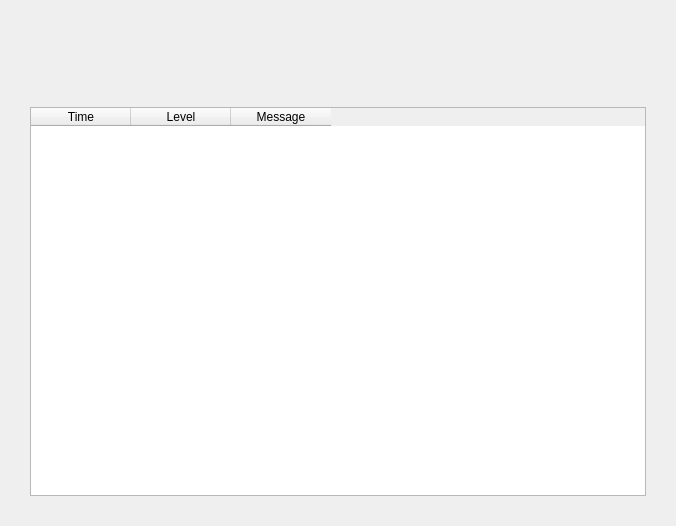
0xkobe/mwc-wallet, file windows/x_events.ui: the form before one commit.
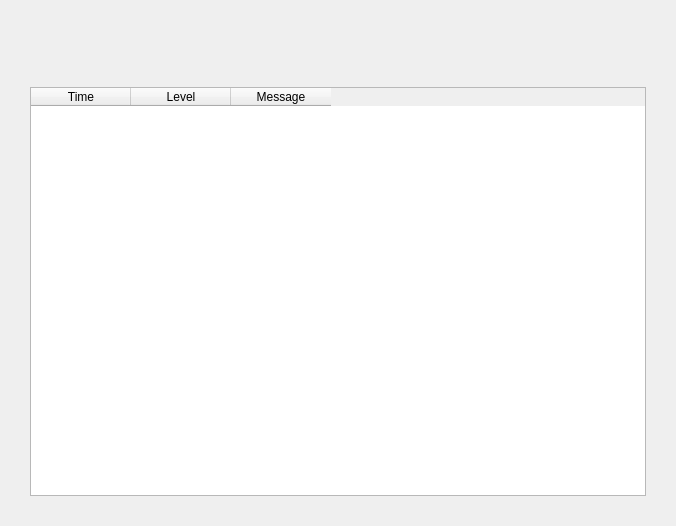
The form after the commit. Custom widgets are drawn as their Qt base class.

The edit to the form file:
```diff
--- a/windows/x_events.ui
+++ b/windows/x_events.ui
@@ -28,13 +28,13 @@
      <property name="minimumSize">
       <size>
        <width>1</width>
-       <height>90</height>
+       <height>70</height>
       </size>
      </property>
      <property name="maximumSize">
       <size>
        <width>1</width>
-       <height>90</height>
+       <height>70</height>
       </size>
      </property>
     </widget>
```
